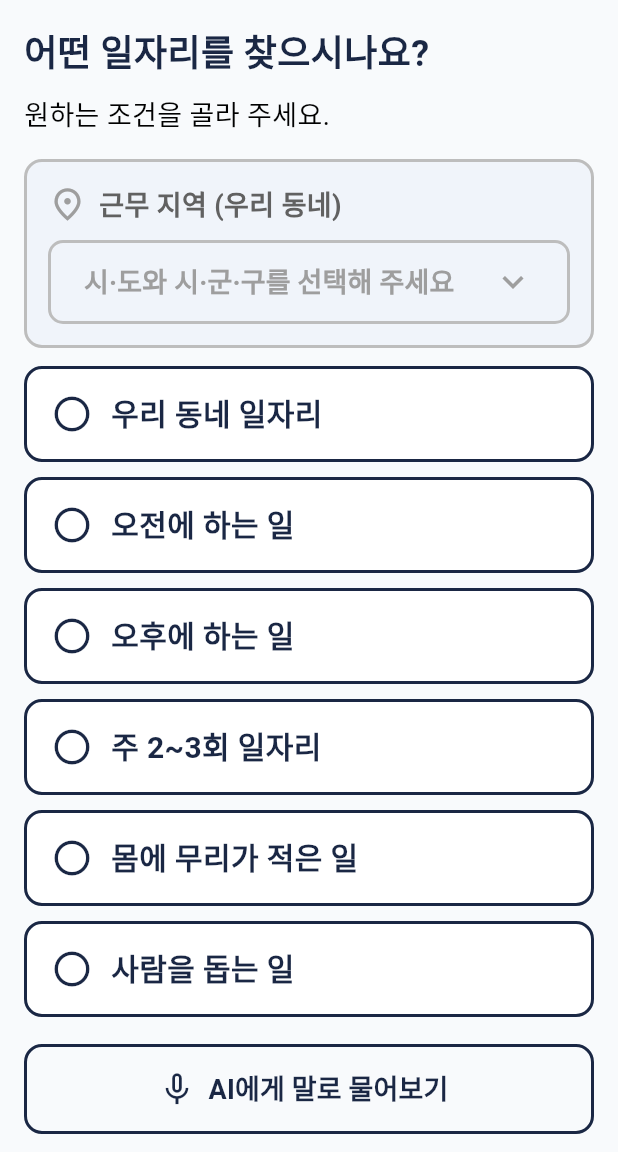
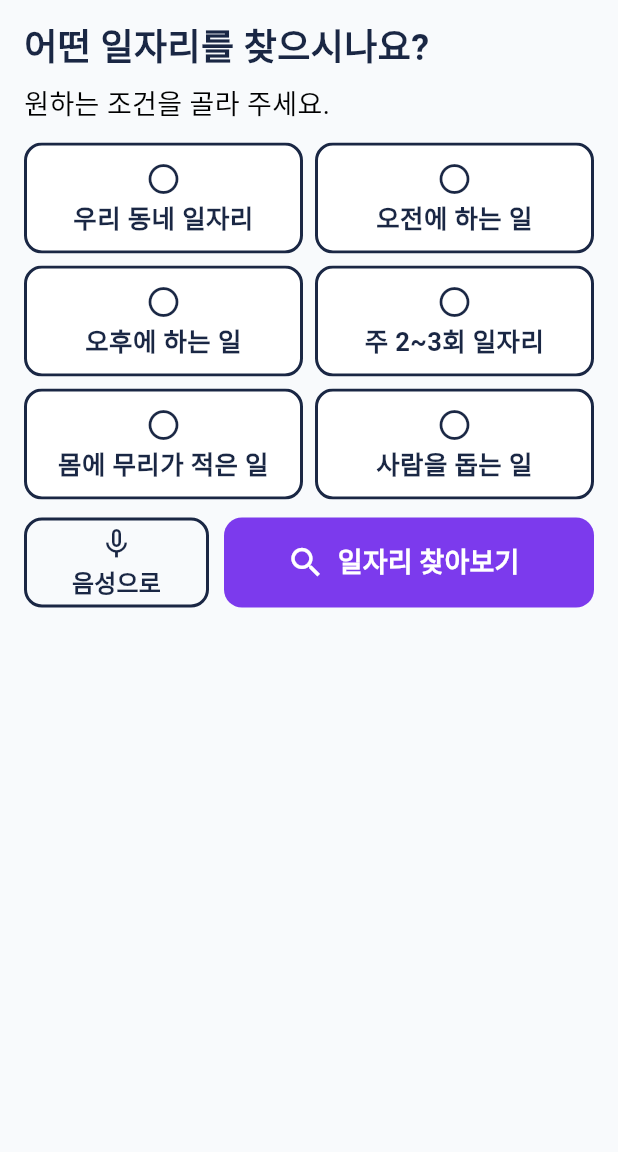
Before and after one commit to Churious/Pium, a Flutter app: the JobSearchScreen screen opened directly, on a phone screen of 412 x 824 dp, the part 84-1236 px from its top. Run offline on Flutter 3.47's test engine with Material 3 defaults, Android fonts, the phone set to English and light mode, and no system bars; our stand-ins replace flutter_tts, geocoding, geolocator, supabase_flutter; accounts and stored records are empty.

Commit message:
Compact job search screen layout for less vertical scrolling
- Show region picker only when '우리 동네 일자리' is selected
- Arrange six filter chips in a 2-column grid
- Place voice and search actions side by side
- Add compact inline region picker and reduce sheet height to 55%

Co-authored-by: Churious <Churious@users.noreply.github.com>

```diff
--- a/lib/screens/job_search_screen.dart
+++ b/lib/screens/job_search_screen.dart
@@ -163,6 +163,7 @@ class _JobSearchScreenState extends State<JobSearchScreen> {
     setState(() {
       if (_selected.contains(tag)) {
         _selected.remove(tag);
+        if (tag == JobFilterTag.nearHome) _selectedRegion = null;
       } else {
         _selected.add(tag);
       }
@@ -203,7 +204,7 @@ class _JobSearchScreenState extends State<JobSearchScreen> {
         ),
       ),
       body: SingleChildScrollView(
-        padding: const EdgeInsets.fromLTRB(16, 16, 16, 24),
+        padding: const EdgeInsets.fromLTRB(16, 12, 16, 20),
         child: Column(
           crossAxisAlignment: CrossAxisAlignment.stretch,
           children: [
@@ -215,35 +216,33 @@ class _JobSearchScreenState extends State<JobSearchScreen> {
                 color: PiumColors.navy,
               ),
             ),
-            const SizedBox(height: 8),
+            const SizedBox(height: 6),
             const Text(
               UserMessages.jobSelectHint,
-              style: TextStyle(fontSize: 18, height: 1.5),
+              style: TextStyle(fontSize: 18, height: 1.4),
             ),
-            const SizedBox(height: 16),
+            const SizedBox(height: 12),
+            _buildFilterGrid(),
+            if (_selected.contains(JobFilterTag.nearHome)) ...[
+              const SizedBox(height: 10),
               WorkRegionPicker(
                 selection: _selectedRegion,
-              enabled: _selected.contains(JobFilterTag.nearHome),
+                enabled: true,
+                compact: true,
                 onChanged: (value) => setState(() => _selectedRegion = value),
               ),
+            ],
             const SizedBox(height: 12),
-            ...JobFilterTag.values.map(
-              (tag) => Padding(
-                padding: const EdgeInsets.only(bottom: 10),
-                child: _FilterButton(
-                  label: tag.label,
-                  selected: _selected.contains(tag),
-                  onTap: () => _toggleFilter(tag),
-                ),
-              ),
-            ),
-            const SizedBox(height: 8),
-            SizedBox(
+            Row(
+              children: [
+                Expanded(
+                  child: SizedBox(
                     height: 60,
-              child: OutlinedButton.icon(
+                    child: OutlinedButton(
                       onPressed: _voiceListening ? null : _onVoiceAsk,
                       style: OutlinedButton.styleFrom(
                         foregroundColor: PiumColors.navy,
+                        padding: const EdgeInsets.symmetric(horizontal: 8),
                         side: BorderSide(
                           color: _voiceListening
                               ? PiumColors.pulseYellow
@@ -254,26 +253,38 @@ class _JobSearchScreenState extends State<JobSearchScreen> {
                           borderRadius: BorderRadius.circular(12),
                         ),
                       ),
-                icon: Icon(
+                      child: Column(
+                        mainAxisAlignment: MainAxisAlignment.center,
+                        children: [
+                          Icon(
                             _voiceListening ? Icons.hearing : Icons.mic_none,
-                  size: 26,
+                            size: 24,
                           ),
-                label: Text(
+                          const SizedBox(height: 2),
+                          Text(
                             _voiceListening
                                 ? UserMessages.jobVoiceListeningShort
-                      : UserMessages.jobVoiceAsk,
+                                : '음성으로',
+                            textAlign: TextAlign.center,
                             style: const TextStyle(
-                    fontSize: 18,
+                              fontSize: 16,
                               fontWeight: FontWeight.bold,
+                            ),
+                          ),
+                        ],
                       ),
                     ),
                   ),
                 ),
-            const SizedBox(height: 12),
-            SizedBox(
+                const SizedBox(width: 10),
+                Expanded(
+                  flex: 2,
+                  child: SizedBox(
                     height: 60,
                     child: FilledButton.icon(
-                onPressed: _phase == _JobSearchPhase.searching ? null : () => _search(),
+                      onPressed: _phase == _JobSearchPhase.searching
+                          ? null
+                          : () => _search(),
                       style: FilledButton.styleFrom(
                         backgroundColor: PiumColors.tilePurple,
                         disabledBackgroundColor: const Color(0xFF94A3B8),
@@ -284,11 +295,17 @@ class _JobSearchScreenState extends State<JobSearchScreen> {
                       icon: const Icon(Icons.search, size: 26),
                       label: const Text(
                         '일자리 찾아보기',
-                  style: TextStyle(fontSize: 20, fontWeight: FontWeight.bold),
+                        style: TextStyle(
+                          fontSize: 18,
+                          fontWeight: FontWeight.bold,
                         ),
                       ),
                     ),
-            const SizedBox(height: 20),
+                  ),
+                ),
+              ],
+            ),
+            const SizedBox(height: 16),
             _buildResultsSection(),
           ],
         ),
@@ -389,6 +406,45 @@ class _JobSearchScreenState extends State<JobSearchScreen> {
         );
     }
   }
+
+  Widget _buildFilterGrid() {
+    final tags = JobFilterTag.values;
+    final rows = <Widget>[];
+
+    for (var i = 0; i < tags.length; i += 2) {
+      rows.add(
+        Padding(
+          padding: EdgeInsets.only(bottom: i + 2 < tags.length ? 8 : 0),
+          child: Row(
+            crossAxisAlignment: CrossAxisAlignment.start,
+            children: [
+              Expanded(
+                child: _FilterButton(
+                  label: tags[i].label,
+                  selected: _selected.contains(tags[i]),
+                  onTap: () => _toggleFilter(tags[i]),
+                  compact: true,
+                ),
+              ),
+              const SizedBox(width: 8),
+              Expanded(
+                child: i + 1 < tags.length
+                    ? _FilterButton(
+                        label: tags[i + 1].label,
+                        selected: _selected.contains(tags[i + 1]),
+                        onTap: () => _toggleFilter(tags[i + 1]),
+                        compact: true,
+                      )
+                    : const SizedBox.shrink(),
+              ),
+            ],
+          ),
+        ),
+      );
+    }
+
+    return Column(children: rows);
+  }
 }
 
 class _FilterButton extends StatelessWidget {
@@ -396,11 +452,13 @@ class _FilterButton extends StatelessWidget {
     required this.label,
     required this.selected,
     required this.onTap,
+    this.compact = false,
   });
 
   final String label;
   final bool selected;
   final VoidCallback onTap;
+  final bool compact;
 
   @override
   Widget build(BuildContext context) {
@@ -425,8 +483,33 @@ class _FilterButton extends StatelessWidget {
             child: Container(
               width: double.infinity,
               constraints: const BoxConstraints(minHeight: 60),
-              padding: const EdgeInsets.symmetric(horizontal: 16, vertical: 14),
-              child: Row(
+              padding: EdgeInsets.symmetric(
+                horizontal: compact ? 10 : 16,
+                vertical: compact ? 10 : 14,
+              ),
+              child: compact
+                  ? Column(
+                      mainAxisAlignment: MainAxisAlignment.center,
+                      children: [
+                        Icon(
+                          selected ? Icons.check_circle : Icons.circle_outlined,
+                          color: selected ? Colors.white : PiumColors.navy,
+                          size: 24,
+                        ),
+                        const SizedBox(height: 4),
+                        Text(
+                          label,
+                          textAlign: TextAlign.center,
+                          style: TextStyle(
+                            fontSize: 17,
+                            fontWeight: FontWeight.bold,
+                            height: 1.2,
+                            color: selected ? Colors.white : PiumColors.navy,
+                          ),
+                        ),
+                      ],
+                    )
+                  : Row(
                       children: [
                         Icon(
                           selected ? Icons.check_circle : Icons.circle_outlined,
```
Also changed, not shown: lib/widgets/work_region_picker.dart (+70 -1 lines). Lines whose indentation alone changed are shown as unchanged.
